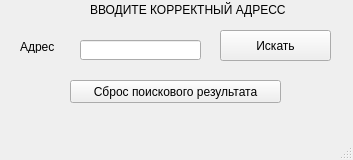
Qt form bebrar.ui (detdomboy228/big_API_project) before a commit.
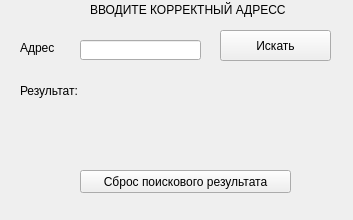
The same form after that commit.

What changed in the file:
```diff
--- a/bebrar.ui
+++ b/bebrar.ui
@@ -7,7 +7,7 @@
     <x>0</x>
     <y>0</y>
     <width>353</width>
-    <height>160</height>
+    <height>220</height>
    </rect>
   </property>
   <property name="windowTitle">
@@ -20,7 +20,7 @@
       <x>20</x>
       <y>40</y>
       <width>47</width>
-      <height>13</height>
+      <height>16</height>
      </rect>
     </property>
     <property name="text">
@@ -66,8 +66,8 @@
    <widget class="QPushButton" name="btn2">
     <property name="geometry">
      <rect>
-      <x>70</x>
-      <y>80</y>
+      <x>80</x>
+      <y>170</y>
       <width>211</width>
       <height>23</height>
      </rect>
@@ -76,18 +76,46 @@
      <string>Сброс поискового результата</string>
     </property>
    </widget>
-  </widget>
-  <widget class="QMenuBar" name="menubar">
+   <widget class="QLabel" name="label_2">
+    <property name="geometry">
+     <rect>
+      <x>20</x>
+      <y>80</y>
+      <width>71</width>
+      <height>21</height>
+     </rect>
+    </property>
+    <property name="text">
+     <string>Результат:</string>
+    </property>
+   </widget>
+   <widget class="QLabel" name="label_3">
    <property name="geometry">
     <rect>
-     <x>0</x>
-     <y>0</y>
-     <width>353</width>
+      <x>120</x>
+      <y>80</y>
+      <width>211</width>
      <height>21</height>
     </rect>
    </property>
-  </widget>
-  <widget class="QStatusBar" name="statusbar"/>
+    <property name="text">
+     <string/>
+    </property>
+   </widget>
+   <widget class="QLabel" name="label_4">
+    <property name="geometry">
+     <rect>
+      <x>120</x>
+      <y>120</y>
+      <width>211</width>
+      <height>21</height>
+     </rect>
+    </property>
+    <property name="text">
+     <string/>
+    </property>
+   </widget>
+  </widget>
  </widget>
  <resources/>
  <connections/>
```
Lines whose indentation alone changed are shown as unchanged.
